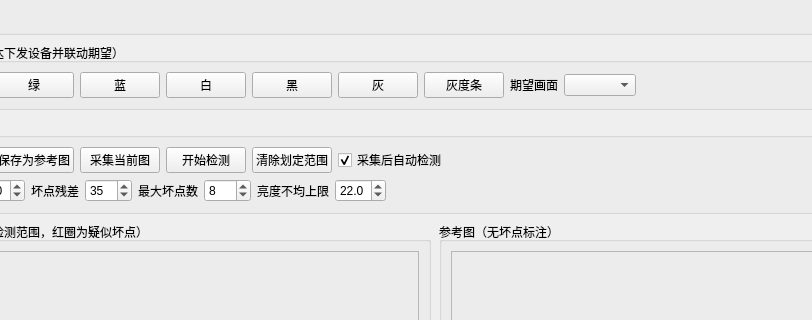
This is platform/debug/screen_inspect/screen_inspect_widget.ui in yuhuang163/test as Qt 5 draws it before an edit; both pictures show x 115 to 927 and y 284 to 604 of the 1100 by 824 pixel window. The edited form follows.
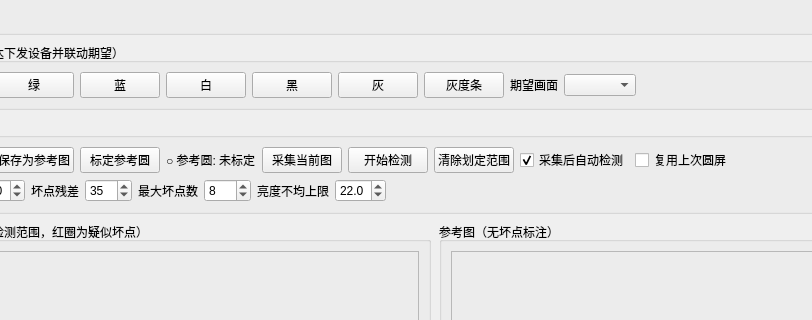
This is the edited form.

```diff
--- a/platform/debug/screen_inspect/screen_inspect_widget.ui
+++ b/platform/debug/screen_inspect/screen_inspect_widget.ui
@@ -313,6 +313,23 @@
           </property>
          </widget>
         </item>
+        <item>
+         <widget class="QPushButton" name="btnCalibrateCircle">
+          <property name="toolTip">
+           <string>在纯色（推荐白屏或绿屏）易识别画面下点击此按钮，一次性标定参考图圆屏区域。后续更换任何参考图（包括灰阶条）都将固定复用此圆，无需重新识别。</string>
+          </property>
+          <property name="text">
+           <string>标定参考圆</string>
+          </property>
+         </widget>
+        </item>
+        <item>
+         <widget class="QLabel" name="label_circleStatus">
+          <property name="text">
+           <string>○ 参考圆: 未标定</string>
+          </property>
+         </widget>
+        </item>
         <item>
          <widget class="QPushButton" name="btnCapture">
           <property name="text">
@@ -344,6 +361,16 @@
           </property>
          </widget>
         </item>
+        <item>
+         <widget class="QCheckBox" name="checkBox_reuseCircle">
+          <property name="toolTip">
+           <string>勾选后，当前测试图将复用上一张纯色图测试出的圆屏（适用于灰度条等暗色图），避免重新动态抓圆错位。</string>
+          </property>
+          <property name="text">
+           <string>复用上次圆屏</string>
+          </property>
+         </widget>
+        </item>
         <item>
          <spacer name="horizontalSpacer_actions">
           <property name="orientation">
```
